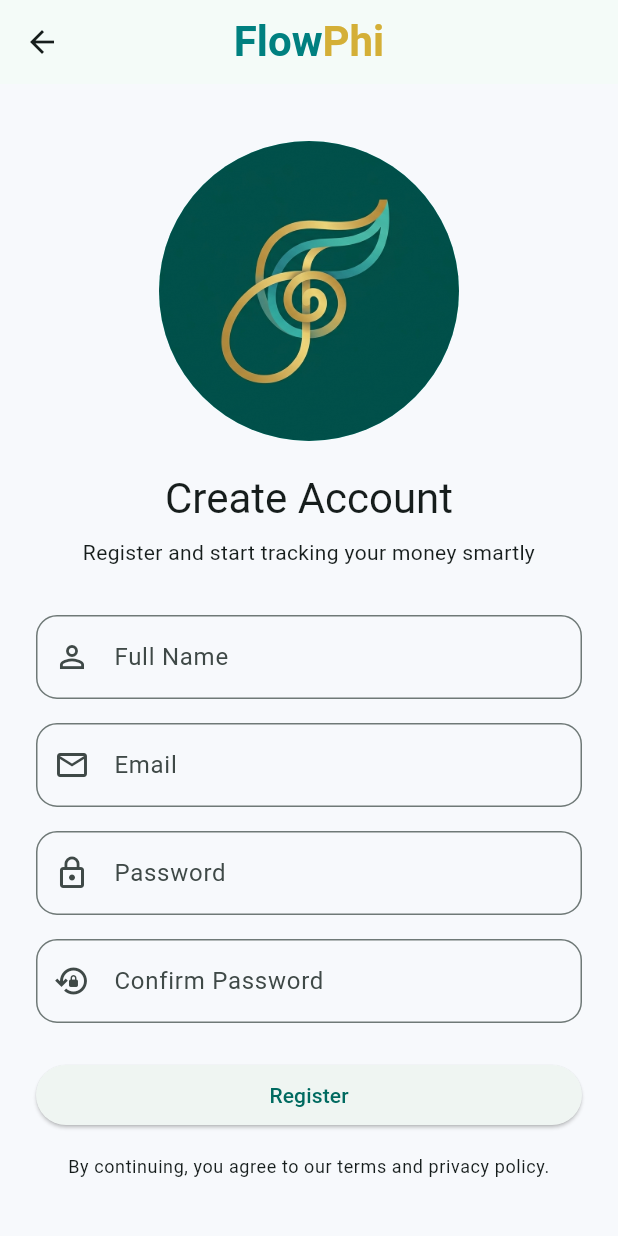
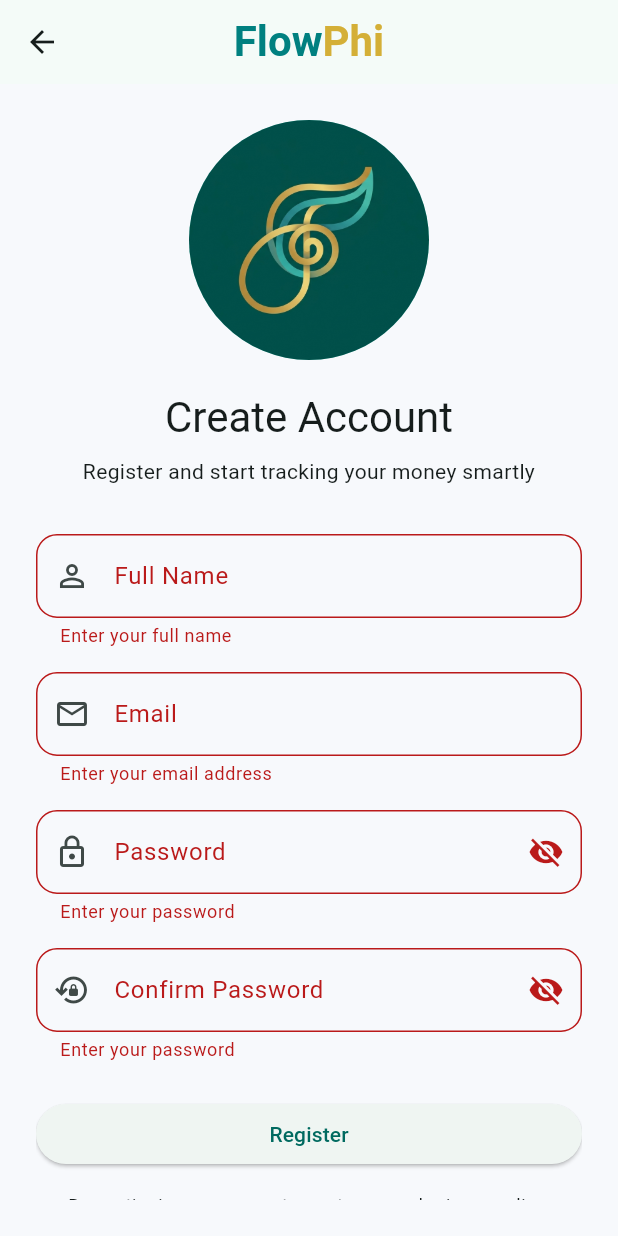
Before and after one commit to infosabbir/flowphi, a Flutter app: the RegisterPage screen opened directly, after a tap on "Register", on a phone screen of 412 x 824 dp. Run offline on Flutter 3.47's test engine with Material 3 defaults, Android fonts, the phone set to English and light mode, and no system bars; our stand-ins replace firebase_core, flutter_riverpod, google_fonts; accounts and stored records are empty.

Commit message:
Form validatio is added

```diff
--- a/lib/app/app.dart
+++ b/lib/app/app.dart
@@ -11,7 +11,7 @@ class FlowPhiApp extends StatelessWidget {
       title: 'FlowPhi',
       debugShowCheckedModeBanner: false,
       theme: AppTheme.lightTheme,
-      home: const LoginPage(),
+      home:  LoginPage(),
     );
   }
 }
--- a/lib/features/auth/presentation/register_page.dart
+++ b/lib/features/auth/presentation/register_page.dart
@@ -4,7 +4,13 @@ import 'package:FlowPhi/features/dashboard/presentation/widgets/custom_appbar.da
 import 'package:flutter/material.dart';
 
 class RegisterPage extends StatelessWidget {
-  const RegisterPage({super.key});
+  RegisterPage({super.key});
+
+  final _formKey = GlobalKey<FormState>();
+  final _emailController = TextEditingController();
+  final _passwordController = TextEditingController();
+  final _confirmPasswordController = TextEditingController();
+  final _fullnameController = TextEditingController();
 
   @override
   Widget build(BuildContext context) {
@@ -17,38 +23,85 @@ class RegisterPage extends StatelessWidget {
           padding: EdgeInsets.all(24),
           child: Center(
             child: SingleChildScrollView(
+              child: Form(
+                key: _formKey,
                 child: Column(
                   children: [
                     const AuthHeader(
                       title: 'Create Account',
-                    subtitle: 'Register and start tracking your money smartly',
+                      subtitle:
+                          'Register and start tracking your money smartly',
                     ),
                     const SizedBox(height: 32),
-                  const AuthTextField(
+                    AuthTextField(
                       label: 'Full Name',
                       icon: Icons.person_outline,
+                      controller: _fullnameController,
+                      keyboardType: TextInputType.name,
+                      validator: (value) {
+                        if (value == null || value.trim().isEmpty) {
+                          return 'Enter your full name';
+                        }
+                        return null;
+                      },
                     ),
                     const SizedBox(height: 16),
-                  const AuthTextField(
+                    AuthTextField(
                       label: 'Email',
                       icon: Icons.email_outlined,
+                      controller: _emailController,
+                      keyboardType: TextInputType.emailAddress,
+                      validator: (value) {
+                        if (value == null || value.trim().isEmpty) {
+                          return 'Enter your email address';
+                        }
+                        if (!value.contains('@')) {
+                          return 'Enter valid email address';
+                        }
+                        return null;
+                      },
                     ),
                     const SizedBox(height: 16),
-                  const AuthTextField(
+                    AuthTextField(
                       label: 'Password',
                       icon: Icons.lock_outline,
-                    obscureText: true,
+                      isPassword: true,
+                      controller: _passwordController,
+                      validator: (value) {
+                        if (value == null || value.isEmpty) {
+                          return 'Enter your password';
+                        }
+                        if (value.length < 6) {
+                          return 'Password must be at least 6 character';
+                        }
+                        return null;
+                      },
                     ),
                     const SizedBox(height: 16),
-                  const AuthTextField(
+                    AuthTextField(
                       label: 'Confirm Password',
                       icon: Icons.lock_reset_outlined,
+                      isPassword: true,
+                      controller: _confirmPasswordController,
+                      validator: (value) {
+                        if (value == null || value.isEmpty) {
+                          return 'Enter your password';
+                        }
+                        if (value != _passwordController.text) {
+                          return 'Password does not match';
+                        }
+                        return null;
+                      },
                     ),
                     const SizedBox(height: 24),
                     SizedBox(
                       width: double.infinity,
                       child: ElevatedButton(
-                      onPressed: () {},
+                        onPressed: () {
+                          if(_formKey.currentState!.validate()){
+                            // proceed with register
+                          }
+                        },
                         child: const Text('Register'),
                       ),
                     ),
@@ -64,6 +117,7 @@ class RegisterPage extends StatelessWidget {
             ),
           ),
         ),
+      ),
     );
   }
 }
--- a/lib/features/dashboard/presentation/widgets/auth_header.dart
+++ b/lib/features/dashboard/presentation/widgets/auth_header.dart
@@ -1,9 +1,9 @@
 import 'package:flutter/material.dart';
-import 'package:google_fonts/google_fonts.dart';
 
 class AuthHeader extends StatelessWidget {
   final String title;
   final String subtitle;
+
 
   const AuthHeader({super.key, required this.title, required this.subtitle});
 
@@ -13,7 +13,7 @@ class AuthHeader extends StatelessWidget {
     return Column(
       children: [
         CircleAvatar(
-          radius: 100,
+          radius: 80,
           backgroundImage: AssetImage('assets/icon/icon.png'),
         ),
         SizedBox(height: 20),
--- a/lib/features/dashboard/presentation/widgets/auth_text_field.dart
+++ b/lib/features/dashboard/presentation/widgets/auth_text_field.dart
@@ -1,25 +1,59 @@
 import 'package:flutter/material.dart';
 
-class AuthTextField extends StatelessWidget {
+class AuthTextField extends StatefulWidget {
   final String label;
   final IconData icon;
-  final bool obscureText;
+  final bool isPassword;
+  final TextEditingController? controller;
+  final String? Function(String?)? validator;
+  final TextInputType keyboardType;
 
   const AuthTextField({
     super.key,
     required this.label,
     required this.icon,
-    this.obscureText = false,
+    this.isPassword = false,
+    this.controller,
+    this.validator,
+    this.keyboardType = TextInputType.text,
   });
 
   @override
+  State<AuthTextField> createState() => _AuthTextFieldState();
+}
+
+class _AuthTextFieldState extends State<AuthTextField> {
+  late bool _obscureText;
+
+  @override
+  void initState() {
+    super.initState();
+    _obscureText = widget.isPassword;
+  }
+
+  @override
   Widget build(BuildContext context) {
-    return TextField(
-      obscureText: obscureText,
+    return TextFormField(
+      controller: widget.controller,
+      validator: widget.validator,
+      keyboardType: widget.keyboardType,
+      obscureText: _obscureText,
       decoration: InputDecoration(
-        labelText: label,
-        prefixIcon: Icon(icon),
+        labelText: widget.label,
+        prefixIcon: Icon(widget.icon),
         border: OutlineInputBorder(borderRadius: BorderRadius.circular(14)),
+        suffixIcon: widget.isPassword
+            ? IconButton(
+                onPressed: () {
+                  setState(() {
+                    _obscureText = !_obscureText;
+                  });
+                },
+                icon: Icon(
+                  _obscureText ? Icons.visibility_off : Icons.visibility,
+                ),
+              )
+            : null,
       ),
     );
   }
```
Also changed, not shown: lib/features/auth/presentation/login_page.dart (+60 -9 lines). Lines whose indentation alone changed are shown as unchanged.
